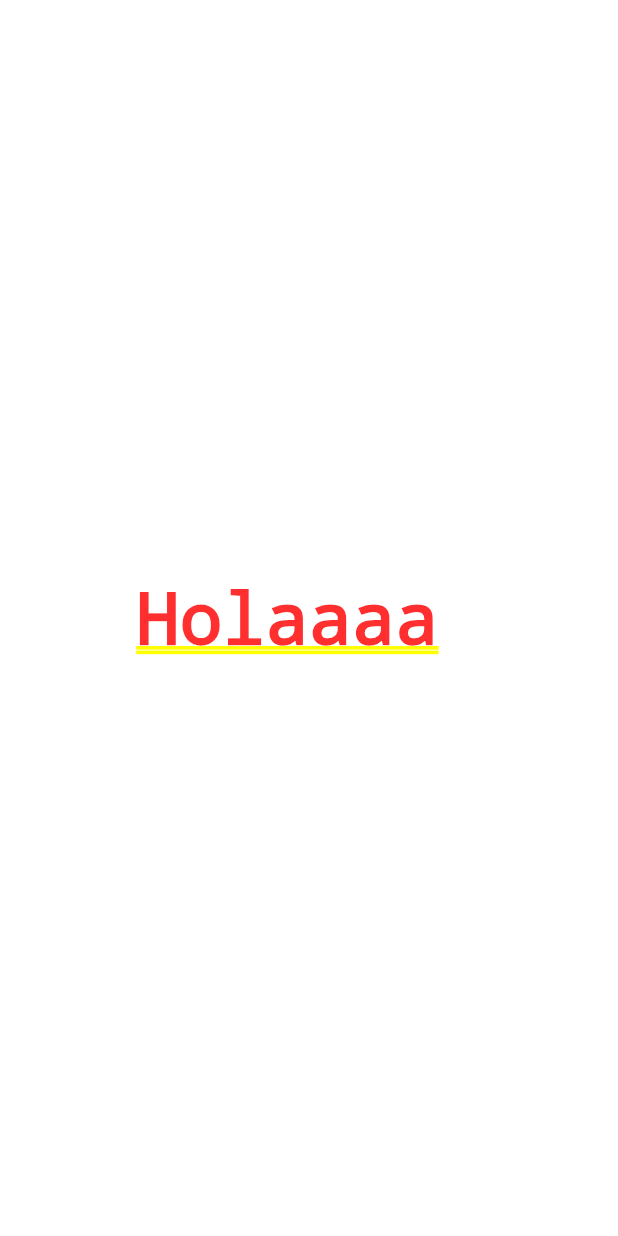
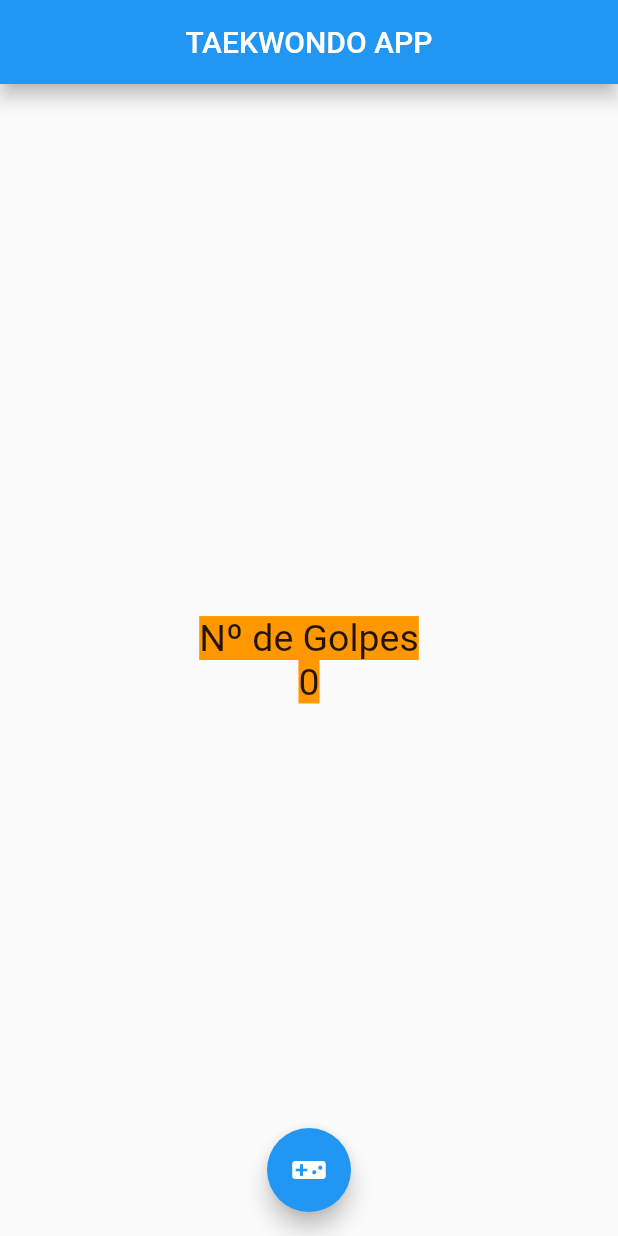
Before and after one commit to QuispeRosasGabriel/FlutterProject, a Flutter app: the screen it shows after launch, on a phone screen of 412 x 824 dp. Run offline on Flutter 3.47's test engine with Material 2 defaults, Android fonts, the phone set to English and light mode, and no system bars.

Commit message:
working on floating button

```diff
--- a/lib/src/app.dart
+++ b/lib/src/app.dart
@@ -1,4 +1,5 @@
 import 'package:flutter/material.dart';
+import 'package:flutter_test_1/src/pages/home_page.dart';
 
 //con extends indicas el tipo de widget que tienes
 class MyApp extends StatelessWidget {
@@ -6,7 +7,7 @@ class MyApp extends StatelessWidget {
   Widget build(BuildContext context) {
     return MaterialApp(
         home: Center(
-      child: Text('Holaaaa '),
+      child: HomePage(),
     ));
   }
 }
--- /dev/null
+++ b/lib/src/pages/home_page.dart
@@ -0,0 +1,39 @@
+import 'package:flutter/material.dart';
+
+class HomePage extends StatelessWidget {
+  final estiloTexto =
+      new TextStyle(fontSize: 25, backgroundColor: Colors.orange);
+
+  @override
+  Widget build(BuildContext context) {
+    return Scaffold(
+      appBar: AppBar(
+        title: Text('TAEKWONDO APP'),
+        centerTitle: true,
+        elevation: 5.0,
+      ),
+      body: Center(
+          child: Column(
+        mainAxisAlignment: MainAxisAlignment.center,
+        children: <Widget>[
+          Text(
+            'Nº de Golpes',
+            style: estiloTexto,
+          ),
+          Text(
+            '0',
+            style: estiloTexto,
+          )
+        ],
+      )),
+      //posicion del boton
+      floatingActionButtonLocation: FloatingActionButtonLocation.centerFloat,
+      floatingActionButton: FloatingActionButton(
+        child: Icon(Icons.videogame_asset),
+        onPressed: () {
+          print('HOla');
+        },
+      ),
+    );
+  }
+}
```
